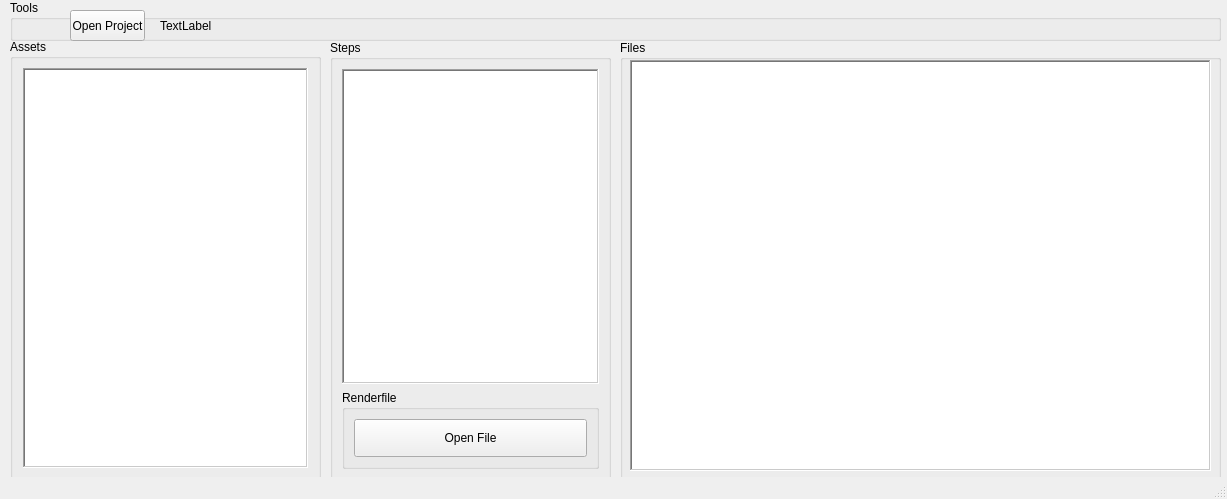
Above: UI/MainWindow.ui from Fxnarji/Primux before the change. Below: the same form after it.
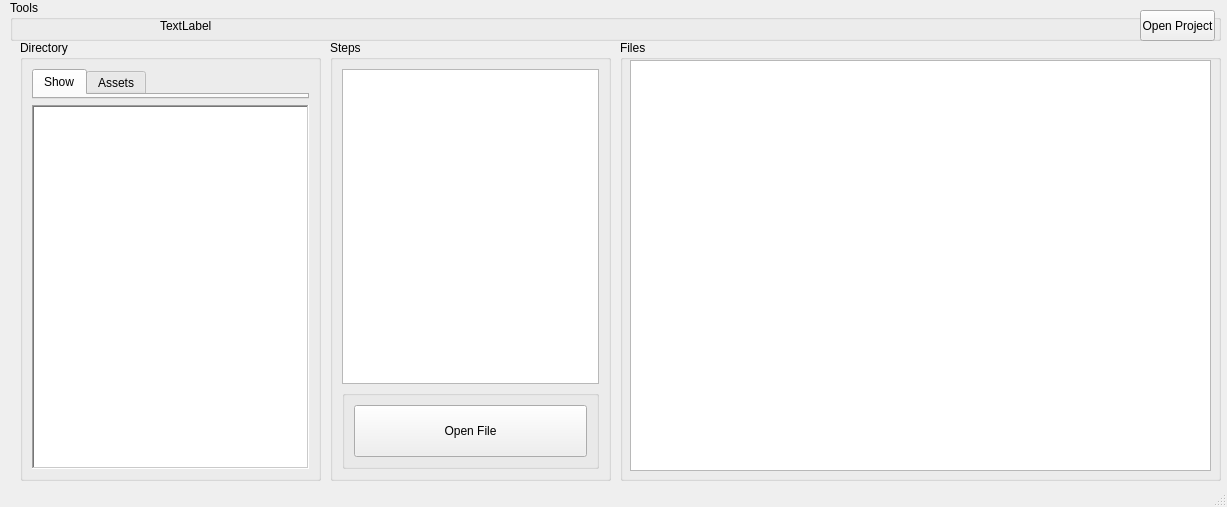
That is the form after the change.

```diff
--- a/UI/MainWindow.ui
+++ b/UI/MainWindow.ui
@@ -7,46 +7,54 @@
     <x>0</x>
     <y>0</y>
     <width>1227</width>
-    <height>499</height>
+    <height>507</height>
    </rect>
   </property>
   <property name="windowTitle">
    <string>MainWindow</string>
   </property>
   <widget class="QWidget" name="centralwidget">
-   <widget class="QGroupBox" name="groupBox_2">
+   <widget class="QGroupBox" name="groupBox_4">
     <property name="geometry">
      <rect>
       <x>10</x>
-      <y>39</y>
-      <width>311</width>
-      <height>441</height>
+      <y>0</y>
+      <width>1211</width>
+      <height>41</height>
      </rect>
     </property>
     <property name="title">
-     <string>Assets</string>
+     <string>Tools</string>
     </property>
     <property name="flat">
-     <bool>false</bool>
+     <bool>true</bool>
     </property>
-    <layout class="QHBoxLayout" name="horizontalLayout_3">
-     <property name="leftMargin">
-      <number>10</number>
+    <widget class="QPushButton" name="bt_populate_list">
+     <property name="geometry">
+      <rect>
+       <x>1130</x>
+       <y>10</y>
+       <width>75</width>
+       <height>31</height>
+      </rect>
      </property>
-     <property name="rightMargin">
-      <number>10</number>
+     <property name="text">
+      <string>Open Project</string>
      </property>
-     <item>
-      <widget class="QTreeView" name="project_tree_view">
-       <property name="autoFillBackground">
-        <bool>true</bool>
-       </property>
-       <property name="frameShape">
-        <enum>QFrame::WinPanel</enum>
-       </property>
-      </widget>
-     </item>
-    </layout>
+    </widget>
+    <widget class="QLabel" name="CurrentPath">
+     <property name="geometry">
+      <rect>
+       <x>150</x>
+       <y>15</y>
+       <width>621</width>
+       <height>21</height>
+      </rect>
+     </property>
+     <property name="text">
+      <string>TextLabel</string>
+     </property>
+    </widget>
    </widget>
    <widget class="QGroupBox" name="groupBox_3">
     <property name="geometry">
@@ -57,18 +65,9 @@
       <height>441</height>
      </rect>
     </property>
-    <property name="sizePolicy">
-     <sizepolicy hsizetype="Preferred" vsizetype="Preferred">
-      <horstretch>1</horstretch>
-      <verstretch>8</verstretch>
-     </sizepolicy>
-    </property>
     <property name="title">
      <string>Steps</string>
     </property>
-    <property name="flat">
-     <bool>false</bool>
-    </property>
     <layout class="QVBoxLayout" name="verticalLayout_2">
      <item>
       <widget class="QListWidget" name="asset_step_list">
@@ -78,12 +77,6 @@
          <verstretch>8</verstretch>
         </sizepolicy>
        </property>
-       <property name="autoFillBackground">
-        <bool>true</bool>
-       </property>
-       <property name="frameShape">
-        <enum>QFrame::WinPanel</enum>
-       </property>
       </widget>
      </item>
      <item>
@@ -95,18 +88,15 @@
         </sizepolicy>
        </property>
        <property name="title">
-        <string>Renderfile</string>
-       </property>
-       <property name="flat">
-        <bool>false</bool>
+        <string/>
        </property>
        <layout class="QGridLayout" name="gridLayout">
         <item row="0" column="0">
          <widget class="QPushButton" name="open_file">
           <property name="sizePolicy">
-           <sizepolicy hsizetype="Minimum" vsizetype="Expanding">
-            <horstretch>1</horstretch>
-            <verstretch>1</verstretch>
+           <sizepolicy hsizetype="Expanding" vsizetype="Expanding">
+            <horstretch>0</horstretch>
+            <verstretch>0</verstretch>
            </sizepolicy>
           </property>
           <property name="text">
@@ -119,48 +109,6 @@
      </item>
     </layout>
    </widget>
-   <widget class="QGroupBox" name="groupBox_4">
-    <property name="geometry">
-     <rect>
-      <x>10</x>
-      <y>0</y>
-      <width>1211</width>
-      <height>41</height>
-     </rect>
-    </property>
-    <property name="title">
-     <string>Tools</string>
-    </property>
-    <property name="flat">
-     <bool>true</bool>
-    </property>
-    <widget class="QPushButton" name="bt_populate_list">
-     <property name="geometry">
-      <rect>
-       <x>60</x>
-       <y>10</y>
-       <width>75</width>
-       <height>31</height>
-      </rect>
-     </property>
-     <property name="text">
-      <string>Open Project</string>
-     </property>
-    </widget>
-    <widget class="QLabel" name="CurrentPath">
-     <property name="geometry">
-      <rect>
-       <x>150</x>
-       <y>15</y>
-       <width>621</width>
-       <height>21</height>
-      </rect>
-     </property>
-     <property name="text">
-      <string>TextLabel</string>
-     </property>
-    </widget>
-   </widget>
    <widget class="QGroupBox" name="groupBox_5">
     <property name="geometry">
      <rect>
@@ -173,9 +121,6 @@
     <property name="title">
      <string>Files</string>
     </property>
-    <property name="flat">
-     <bool>false</bool>
-    </property>
     <widget class="QListWidget" name="file_list">
      <property name="geometry">
       <rect>
@@ -185,17 +130,61 @@
        <height>411</height>
       </rect>
      </property>
-     <property name="frameShape">
-      <enum>QFrame::WinPanel</enum>
-     </property>
     </widget>
    </widget>
+   <widget class="QGroupBox" name="groupBox_6">
+    <property name="geometry">
+     <rect>
+      <x>20</x>
+      <y>40</y>
+      <width>301</width>
+      <height>441</height>
+     </rect>
+    </property>
+    <property name="title">
+     <string>Directory</string>
+    </property>
+    <layout class="QVBoxLayout" name="verticalLayout_3">
+     <item>
+      <widget class="QTabWidget" name="tabWidget">
+       <property name="sizePolicy">
+        <sizepolicy hsizetype="Expanding" vsizetype="Expanding">
+         <horstretch>0</horstretch>
+         <verstretch>3</verstretch>
+        </sizepolicy>
+       </property>
+       <property name="currentIndex">
+        <number>0</number>
+       </property>
+       <widget class="QWidget" name="tab_show">
+        <attribute name="title">
+         <string>Show</string>
+        </attribute>
+       </widget>
+       <widget class="QWidget" name="tab_assets">
+        <attribute name="title">
+         <string>Assets</string>
+        </attribute>
+       </widget>
+      </widget>
+     </item>
+     <item>
+      <widget class="QTreeView" name="project_tree_view">
+       <property name="sizePolicy">
+        <sizepolicy hsizetype="Expanding" vsizetype="Expanding">
+         <horstretch>0</horstretch>
+         <verstretch>200</verstretch>
+        </sizepolicy>
+       </property>
+       <property name="frameShape">
+        <enum>QFrame::WinPanel</enum>
+       </property>
+      </widget>
+     </item>
+    </layout>
+   </widget>
   </widget>
-  <widget class="QStatusBar" name="statusbar">
-   <property name="enabled">
-    <bool>true</bool>
-   </property>
-  </widget>
+  <widget class="QStatusBar" name="statusbar"/>
  </widget>
  <resources/>
  <connections/>
```
